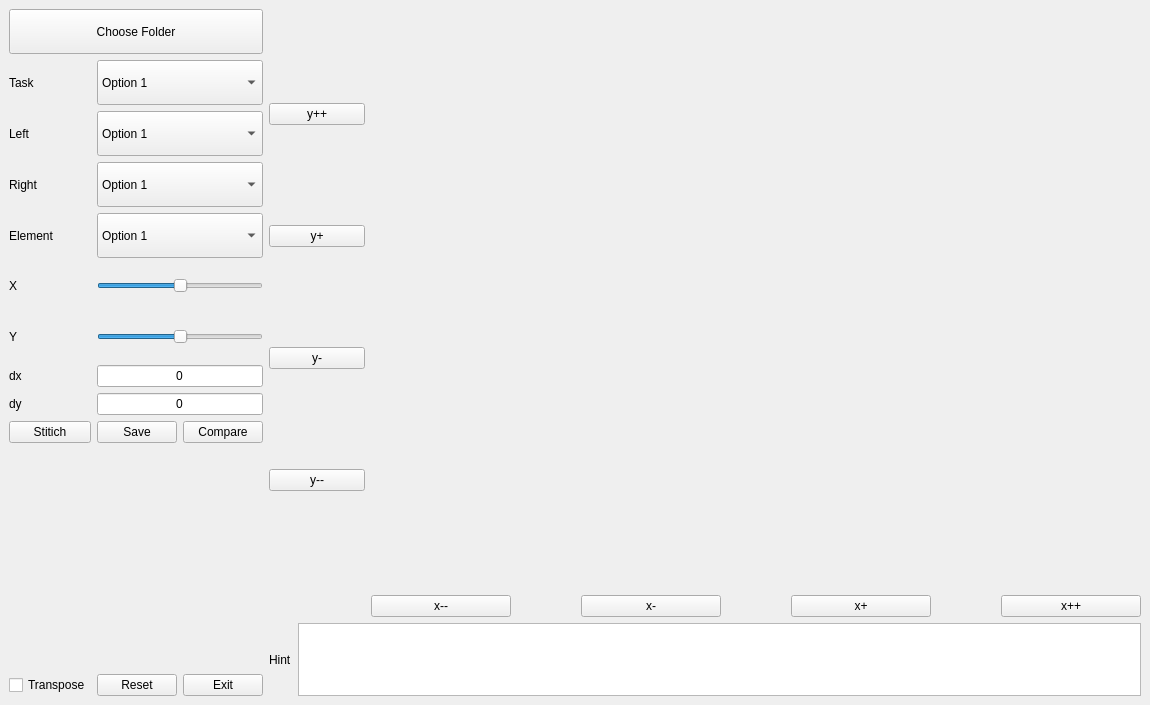
Qt form ui/forms/mainwindow.ui (chenjiayi8/ElementalScope) before a commit.
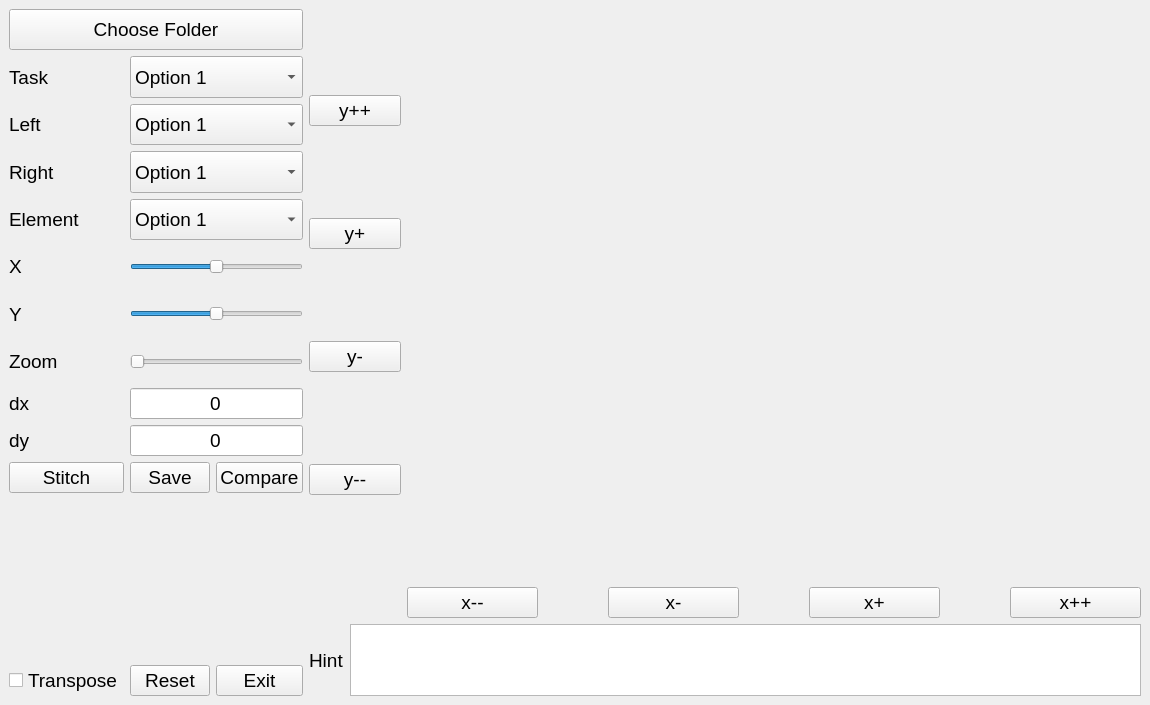
The same form after that commit. Icons and pictures are not drawn.

Commit message:
Update mainwindow.ui: Increase font size and update window icon path
- Increase the font size to 14
- Update the window icon path to use a resource file

What changed in the file:
```diff
--- a/ui/forms/mainwindow.ui
+++ b/ui/forms/mainwindow.ui
@@ -10,6 +10,11 @@
     <height>705</height>
    </rect>
   </property>
+  <property name="font">
+   <font>
+    <pointsize>14</pointsize>
+   </font>
+  </property>
   <property name="windowTitle">
    <string>Element Scope</string>
   </property>
@@ -114,16 +119,16 @@
      </layout>
     </item>
     <item row="0" column="0" rowspan="3">
-     <layout class="QGridLayout" name="gridLayout" rowstretch="1,1,1,1,1,1,1,1,1,1,5,1" columnstretch="1,1,1">
-      <item row="9" column="2">
-       <widget class="QPushButton" name="pushButton_compare">
+     <layout class="QGridLayout" name="gridLayout" rowstretch="1,1,1,1,1,1,1,1,1,1,1,4,1" columnstretch="1,1,1">
+      <item row="9" column="0">
+       <widget class="QLabel" name="label_dy">
         <property name="text">
-         <string>Compare</string>
+         <string>dy</string>
         </property>
        </widget>
       </item>
-      <item row="1" column="1" colspan="2">
-       <widget class="QComboBox" name="comboBox_task">
+      <item row="3" column="1" colspan="2">
+       <widget class="QComboBox" name="comboBox_right">
         <property name="sizePolicy">
          <sizepolicy hsizetype="Preferred" vsizetype="Preferred">
           <horstretch>0</horstretch>
@@ -147,6 +152,55 @@
         </item>
        </widget>
       </item>
+      <item row="1" column="0">
+       <widget class="QLabel" name="label_task">
+        <property name="text">
+         <string>Task</string>
+        </property>
+       </widget>
+      </item>
+      <item row="4" column="1" colspan="2">
+       <widget class="QComboBox" name="comboBox_element">
+        <property name="sizePolicy">
+         <sizepolicy hsizetype="Preferred" vsizetype="Preferred">
+          <horstretch>0</horstretch>
+          <verstretch>0</verstretch>
+         </sizepolicy>
+        </property>
+        <item>
+         <property name="text">
+          <string>Option 1</string>
+         </property>
+        </item>
+        <item>
+         <property name="text">
+          <string>Option 2</string>
+         </property>
+        </item>
+        <item>
+         <property name="text">
+          <string>Option 3</string>
+         </property>
+        </item>
+       </widget>
+      </item>
+      <item row="8" column="1" colspan="2">
+       <widget class="QLineEdit" name="lineEdit_dx">
+        <property name="text">
+         <string>0</string>
+        </property>
+        <property name="alignment">
+         <set>Qt::AlignCenter</set>
+        </property>
+       </widget>
+      </item>
+      <item row="12" column="2">
+       <widget class="QPushButton" name="pushButton_exit">
+        <property name="text">
+         <string>Exit</string>
+        </property>
+       </widget>
+      </item>
       <item row="5" column="1" colspan="2">
        <widget class="QSlider" name="horizontalSlider_x">
         <property name="sizePolicy">
@@ -166,6 +220,26 @@
         </property>
        </widget>
       </item>
+      <item row="0" column="0" colspan="3">
+       <widget class="QPushButton" name="pushButton_choose_folder">
+        <property name="sizePolicy">
+         <sizepolicy hsizetype="Preferred" vsizetype="Preferred">
+          <horstretch>0</horstretch>
+          <verstretch>0</verstretch>
+         </sizepolicy>
+        </property>
+        <property name="text">
+         <string>Choose Folder</string>
+        </property>
+       </widget>
+      </item>
+      <item row="10" column="0">
+       <widget class="QPushButton" name="pushButton_stitch">
+        <property name="text">
+         <string>Stitch</string>
+        </property>
+       </widget>
+      </item>
       <item row="2" column="0">
        <widget class="QLabel" name="label_left">
         <property name="text">
@@ -173,84 +247,33 @@
         </property>
        </widget>
       </item>
-      <item row="4" column="1" colspan="2">
-       <widget class="QComboBox" name="comboBox_element">
-        <property name="sizePolicy">
-         <sizepolicy hsizetype="Preferred" vsizetype="Preferred">
-          <horstretch>0</horstretch>
-          <verstretch>0</verstretch>
-         </sizepolicy>
-        </property>
-        <item>
-         <property name="text">
-          <string>Option 1</string>
-         </property>
-        </item>
-        <item>
-         <property name="text">
-          <string>Option 2</string>
-         </property>
-        </item>
-        <item>
-         <property name="text">
-          <string>Option 3</string>
-         </property>
-        </item>
-       </widget>
-      </item>
-      <item row="11" column="0">
-       <widget class="QCheckBox" name="checkBox_transpose">
-        <property name="text">
-         <string>Transpose</string>
-        </property>
-       </widget>
-      </item>
       <item row="11" column="1">
+       <spacer name="verticalSpacer">
+        <property name="orientation">
+         <enum>Qt::Vertical</enum>
+        </property>
+        <property name="sizeHint" stdset="0">
+         <size>
+          <width>20</width>
+          <height>40</height>
+         </size>
+        </property>
+       </spacer>
+      </item>
+      <item row="12" column="1">
        <widget class="QPushButton" name="pushButton_reset">
         <property name="text">
          <string>Reset</string>
         </property>
        </widget>
       </item>
-      <item row="5" column="0">
-       <widget class="QLabel" name="label_x_slider">
+      <item row="12" column="0">
+       <widget class="QCheckBox" name="checkBox_transpose">
         <property name="text">
-         <string>X</string>
+         <string>Transpose</string>
         </property>
        </widget>
       </item>
-      <item row="8" column="0">
-       <widget class="QLabel" name="label_dy">
-        <property name="text">
-         <string>dy</string>
-        </property>
-       </widget>
-      </item>
-      <item row="2" column="1" colspan="2">
-       <widget class="QComboBox" name="comboBox_left">
-        <property name="sizePolicy">
-         <sizepolicy hsizetype="Preferred" vsizetype="Preferred">
-          <horstretch>0</horstretch>
-          <verstretch>0</verstretch>
-         </sizepolicy>
-        </property>
-        <item>
-         <property name="text">
-          <string>Option 1</string>
-         </property>
-        </item>
-        <item>
-         <property name="text">
-          <string>Option 2</string>
-         </property>
-        </item>
-        <item>
-         <property name="text">
-          <string>Option 3</string>
-         </property>
-        </item>
-       </widget>
-      </item>
       <item row="4" column="0">
        <widget class="QLabel" name="label_element">
         <property name="text">
@@ -258,17 +281,41 @@
         </property>
        </widget>
       </item>
-      <item row="11" column="2">
-       <widget class="QPushButton" name="pushButton_exit">
+      <item row="10" column="2">
+       <widget class="QPushButton" name="pushButton_compare">
         <property name="text">
-         <string>Exit</string>
+         <string>Compare</string>
         </property>
        </widget>
       </item>
-      <item row="1" column="0">
-       <widget class="QLabel" name="label_task">
+      <item row="10" column="1">
+       <widget class="QPushButton" name="pushButton_save">
         <property name="text">
-         <string>Task</string>
+         <string>Save</string>
+        </property>
+       </widget>
+      </item>
+      <item row="6" column="0">
+       <widget class="QLabel" name="label_y_slider">
+        <property name="text">
+         <string>Y</string>
+        </property>
+       </widget>
+      </item>
+      <item row="9" column="1" colspan="2">
+       <widget class="QLineEdit" name="lineEdit_dy">
+        <property name="text">
+         <string>0</string>
+        </property>
+        <property name="alignment">
+         <set>Qt::AlignCenter</set>
+        </property>
+       </widget>
+      </item>
+      <item row="5" column="0">
+       <widget class="QLabel" name="label_x_slider">
+        <property name="text">
+         <string>X</string>
         </property>
        </widget>
       </item>
@@ -279,7 +326,7 @@
         </property>
        </widget>
       </item>
-      <item row="7" column="0">
+      <item row="8" column="0">
        <widget class="QLabel" name="label_dx">
         <property name="sizePolicy">
          <sizepolicy hsizetype="Preferred" vsizetype="Preferred">
@@ -292,52 +339,6 @@
         </property>
        </widget>
       </item>
-      <item row="9" column="0">
-       <widget class="QPushButton" name="pushButton_stitich">
-        <property name="text">
-         <string>Stitich</string>
-        </property>
-       </widget>
-      </item>
-      <item row="6" column="0">
-       <widget class="QLabel" name="label_horizontalSlider_y">
-        <property name="text">
-         <string>Y</string>
-        </property>
-       </widget>
-      </item>
-      <item row="3" column="1" colspan="2">
-       <widget class="QComboBox" name="comboBox_right">
-        <property name="sizePolicy">
-         <sizepolicy hsizetype="Preferred" vsizetype="Preferred">
-          <horstretch>0</horstretch>
-          <verstretch>0</verstretch>
-         </sizepolicy>
-        </property>
-        <item>
-         <property name="text">
-          <string>Option 1</string>
-         </property>
-        </item>
-        <item>
-         <property name="text">
-          <string>Option 2</string>
-         </property>
-        </item>
-        <item>
-         <property name="text">
-          <string>Option 3</string>
-         </property>
-        </item>
-       </widget>
-      </item>
-      <item row="9" column="1">
-       <widget class="QPushButton" name="pushButton_save">
-        <property name="text">
-         <string>Save</string>
-        </property>
-       </widget>
-      </item>
       <item row="6" column="1" colspan="2">
        <widget class="QSlider" name="horizontalSlider_y">
         <property name="sizePolicy">
@@ -357,49 +358,73 @@
         </property>
        </widget>
       </item>
-      <item row="0" column="0" colspan="3">
-       <widget class="QPushButton" name="pushButton_choose_folder">
+      <item row="1" column="1" colspan="2">
+       <widget class="QComboBox" name="comboBox_task">
         <property name="sizePolicy">
          <sizepolicy hsizetype="Preferred" vsizetype="Preferred">
           <horstretch>0</horstretch>
           <verstretch>0</verstretch>
          </sizepolicy>
         </property>
+        <item>
+         <property name="text">
+          <string>Option 1</string>
+         </property>
+        </item>
+        <item>
+         <property name="text">
+          <string>Option 2</string>
+         </property>
+        </item>
+        <item>
+         <property name="text">
+          <string>Option 3</string>
+         </property>
+        </item>
+       </widget>
+      </item>
+      <item row="2" column="1" colspan="2">
+       <widget class="QComboBox" name="comboBox_left">
+        <property name="sizePolicy">
+         <sizepolicy hsizetype="Preferred" vsizetype="Preferred">
+          <horstretch>0</horstretch>
+          <verstretch>0</verstretch>
+         </sizepolicy>
+        </property>
+        <item>
+         <property name="text">
+          <string>Option 1</string>
+         </property>
+        </item>
+        <item>
+         <property name="text">
+          <string>Option 2</string>
+         </property>
+        </item>
+        <item>
+         <property name="text">
+          <string>Option 3</string>
+         </property>
+        </item>
+       </widget>
+      </item>
+      <item row="7" column="0">
+       <widget class="QLabel" name="label_zoom_slider">
         <property name="text">
-         <string>Choose Folder</string>
+         <string>Zoom</string>
         </property>
        </widget>
       </item>
-      <item row="10" column="1">
-       <spacer name="verticalSpacer">
-        <property name="orientation">
-         <enum>Qt::Vertical</enum>
-        </property>
-        <property name="sizeHint" stdset="0">
-         <size>
-          <width>20</width>
-          <height>40</height>
-         </size>
-        </property>
-       </spacer>
-      </item>
       <item row="7" column="1" colspan="2">
-       <widget class="QLineEdit" name="lineEdit_dx">
-        <property name="text">
-         <string>0</string>
+       <widget class="QSlider" name="horizontalSlider_zoom">
+        <property name="sizePolicy">
+         <sizepolicy hsizetype="Expanding" vsizetype="Preferred">
+          <horstretch>0</horstretch>
+          <verstretch>0</verstretch>
+         </sizepolicy>
         </property>
-        <property name="alignment">
-         <set>Qt::AlignCenter</set>
-        </property>
-       </widget>
-      </item>
-      <item row="8" column="1" colspan="2">
-       <widget class="QLineEdit" name="lineEdit_dy">
-        <property name="text">
-         <string>0</string>
-        </property>
-        <property name="alignment">
-         <set>Qt::AlignCenter</set>
+        <property name="orientation">
+         <enum>Qt::Horizontal</enum>
         </property>
        </widget>
       </item>
```
Left out of the diff: 8 changed lines with no effect on the pictures.
